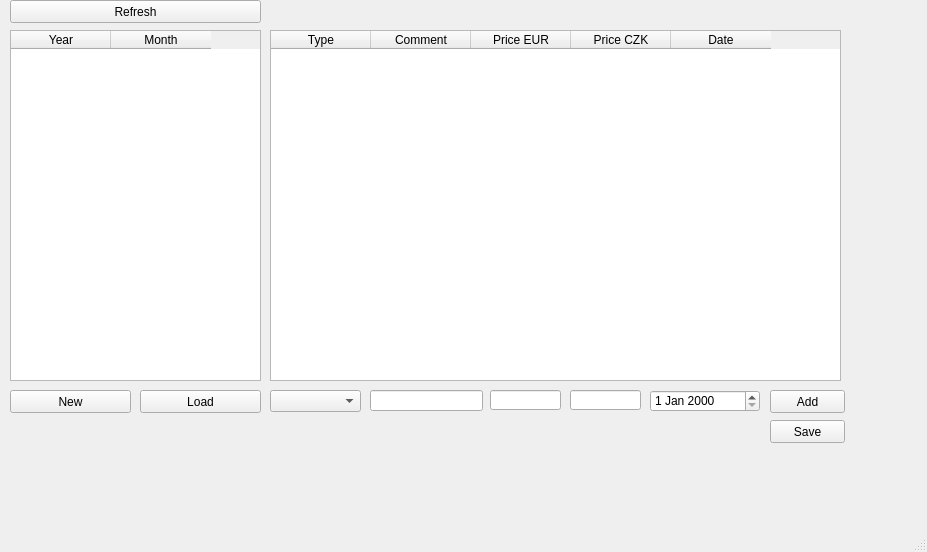
This is ui/mainwindow.ui in FoxMD/Finance as Qt 5 draws it before an edit. The edited form follows.
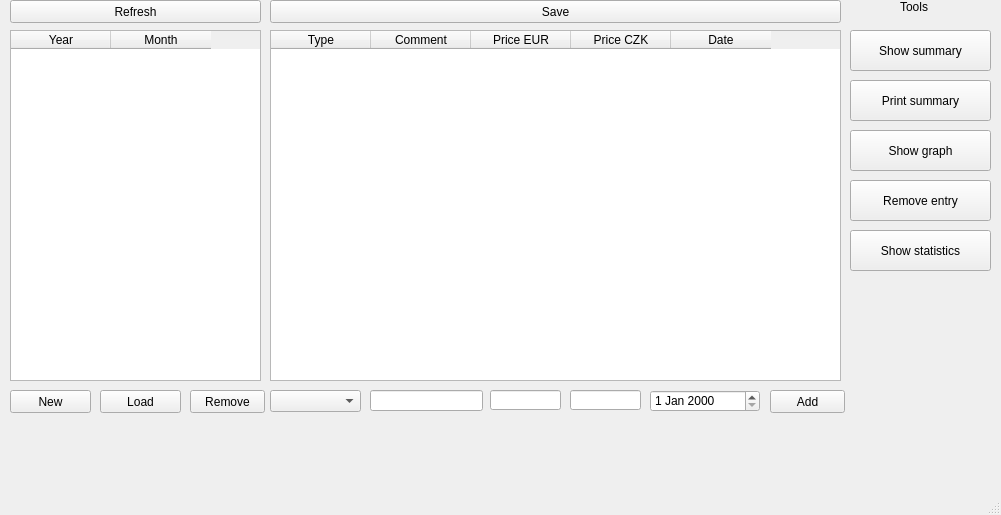
This is the edited form.

The edit to the form file:
```diff
--- a/ui/mainwindow.ui
+++ b/ui/mainwindow.ui
@@ -6,8 +6,8 @@
    <rect>
     <x>0</x>
     <y>0</y>
-    <width>927</width>
-    <height>552</height>
+    <width>1001</width>
+    <height>515</height>
    </rect>
   </property>
   <property name="windowTitle">
@@ -52,7 +52,7 @@
      <rect>
       <x>10</x>
       <y>390</y>
-      <width>121</width>
+      <width>81</width>
       <height>23</height>
      </rect>
     </property>
@@ -63,9 +63,9 @@
    <widget class="QPushButton" name="loadButton">
     <property name="geometry">
      <rect>
-      <x>140</x>
+      <x>100</x>
       <y>390</y>
-      <width>121</width>
+      <width>81</width>
       <height>23</height>
      </rect>
     </property>
@@ -174,9 +174,9 @@
    <widget class="QPushButton" name="saveButton">
     <property name="geometry">
      <rect>
-      <x>770</x>
-      <y>420</y>
-      <width>75</width>
+      <x>270</x>
+      <y>0</y>
+      <width>571</width>
       <height>23</height>
      </rect>
     </property>
@@ -184,6 +184,97 @@
      <string>Save</string>
     </property>
    </widget>
+   <widget class="QPushButton" name="removeButton">
+    <property name="geometry">
+     <rect>
+      <x>190</x>
+      <y>390</y>
+      <width>75</width>
+      <height>23</height>
+     </rect>
+    </property>
+    <property name="text">
+     <string>Remove</string>
+    </property>
+   </widget>
+   <widget class="QLabel" name="label">
+    <property name="geometry">
+     <rect>
+      <x>900</x>
+      <y>0</y>
+      <width>47</width>
+      <height>13</height>
+     </rect>
+    </property>
+    <property name="text">
+     <string>Tools</string>
+    </property>
+   </widget>
+   <widget class="QPushButton" name="showSummaryBtn">
+    <property name="geometry">
+     <rect>
+      <x>850</x>
+      <y>30</y>
+      <width>141</width>
+      <height>41</height>
+     </rect>
+    </property>
+    <property name="text">
+     <string>Show summary</string>
+    </property>
+   </widget>
+   <widget class="QPushButton" name="printSummaryBtn">
+    <property name="geometry">
+     <rect>
+      <x>850</x>
+      <y>80</y>
+      <width>141</width>
+      <height>41</height>
+     </rect>
+    </property>
+    <property name="text">
+     <string>Print summary</string>
+    </property>
+   </widget>
+   <widget class="QPushButton" name="showGraphBtn">
+    <property name="geometry">
+     <rect>
+      <x>850</x>
+      <y>130</y>
+      <width>141</width>
+      <height>41</height>
+     </rect>
+    </property>
+    <property name="text">
+     <string>Show graph</string>
+    </property>
+   </widget>
+   <widget class="QPushButton" name="removeEntryButton">
+    <property name="geometry">
+     <rect>
+      <x>850</x>
+      <y>180</y>
+      <width>141</width>
+      <height>41</height>
+     </rect>
+    </property>
+    <property name="text">
+     <string>Remove entry</string>
+    </property>
+   </widget>
+   <widget class="QPushButton" name="showStatisticsButton">
+    <property name="geometry">
+     <rect>
+      <x>850</x>
+      <y>230</y>
+      <width>141</width>
+      <height>41</height>
+     </rect>
+    </property>
+    <property name="text">
+     <string>Show statistics</string>
+    </property>
+   </widget>
   </widget>
   <widget class="QMenuBar" name="menubar">
    <property name="geometry">
```
Left out of the diff: 8 changed lines with no effect on the pictures.
